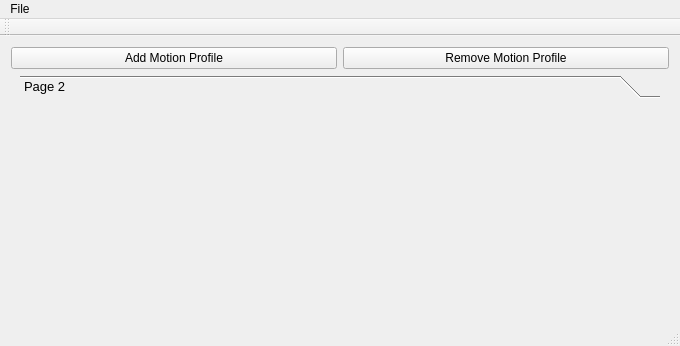
Above: src/window_GMC_variable_editor/mainwindow.ui from dmherrington/ECM-Control-System before the change. Below: the same form after it.
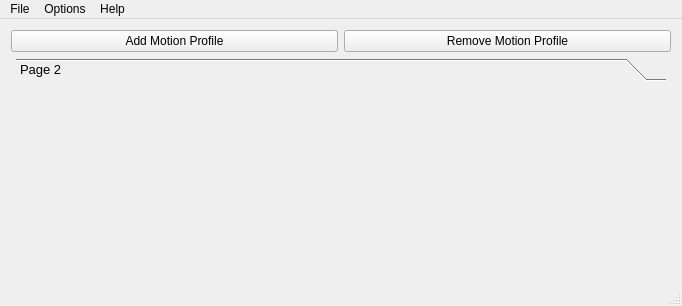
That is the form after the change. Icons and pictures are not drawn.

```diff
--- a/src/window_GMC_variable_editor/mainwindow.ui
+++ b/src/window_GMC_variable_editor/mainwindow.ui
@@ -6,8 +6,8 @@
    <rect>
     <x>0</x>
     <y>0</y>
-    <width>680</width>
-    <height>346</height>
+    <width>682</width>
+    <height>306</height>
    </rect>
   </property>
   <property name="sizePolicy">
@@ -70,7 +70,7 @@
         </property>
         <property name="minimumSize">
          <size>
-          <width>640</width>
+          <width>650</width>
           <height>0</height>
          </size>
         </property>
@@ -90,8 +90,8 @@
           <rect>
            <x>0</x>
            <y>0</y>
-           <width>640</width>
-           <height>212</height>
+           <width>650</width>
+           <height>183</height>
           </rect>
          </property>
          <attribute name="label">
@@ -122,7 +122,7 @@
     <rect>
      <x>0</x>
      <y>0</y>
-     <width>680</width>
+     <width>682</width>
      <height>21</height>
     </rect>
    </property>
@@ -138,15 +138,19 @@
     <addaction name="separator"/>
     <addaction name="actionExit"/>
    </widget>
+   <widget class="QMenu" name="menuOptions">
+    <property name="title">
+     <string>Options</string>
+    </property>
+   </widget>
+   <widget class="QMenu" name="menuHelp">
+    <property name="title">
+     <string>Help</string>
+    </property>
+   </widget>
    <addaction name="menuFile"/>
-  </widget>
-  <widget class="QToolBar" name="mainToolBar">
-   <attribute name="toolBarArea">
-    <enum>TopToolBarArea</enum>
-   </attribute>
-   <attribute name="toolBarBreak">
-    <bool>false</bool>
-   </attribute>
+   <addaction name="menuOptions"/>
+   <addaction name="menuHelp"/>
   </widget>
   <widget class="QStatusBar" name="statusBar"/>
   <action name="actionSave">
```
Left out of the diff: 27 changed lines with no effect on the pictures.
